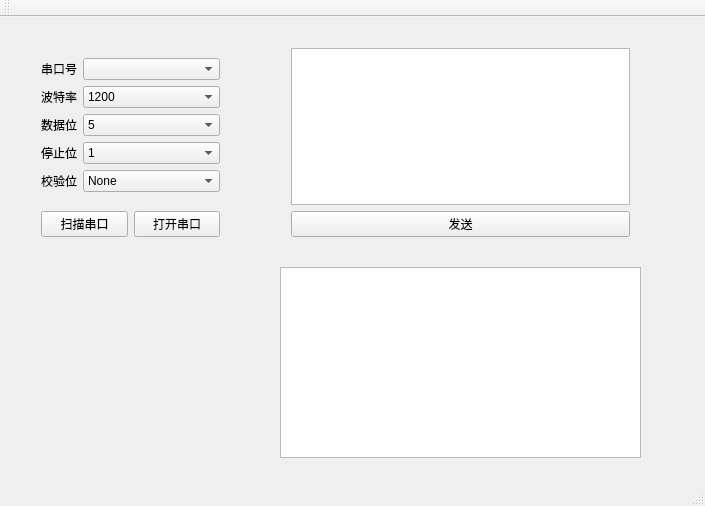
Before: the Qt Designer form mainwindow.ui in Karybdis/serialport, drawn with Qt 5.
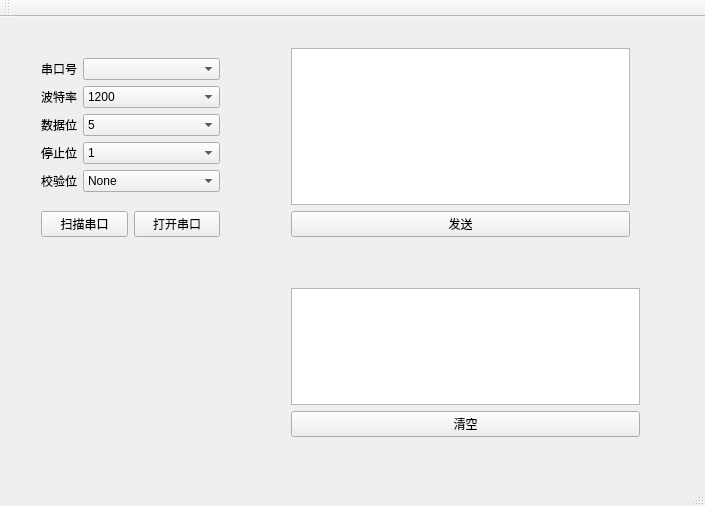
After: the same form once the commit is applied.

```diff
--- a/mainwindow.ui
+++ b/mainwindow.ui
@@ -214,15 +214,27 @@
      </item>
     </layout>
    </widget>
-   <widget class="QTextBrowser" name="textBrowser">
+   <widget class="QWidget" name="verticalLayoutWidget_2">
     <property name="geometry">
      <rect>
       <x>280</x>
-      <y>250</y>
-      <width>361</width>
-      <height>191</height>
+      <y>260</y>
+      <width>371</width>
+      <height>171</height>
      </rect>
     </property>
+    <layout class="QVBoxLayout" name="verticalLayout_2">
+     <item>
+      <widget class="QTextBrowser" name="textBrowser"/>
+     </item>
+     <item>
+      <widget class="QPushButton" name="Button_clean">
+       <property name="text">
+        <string>清空</string>
+       </property>
+      </widget>
+     </item>
+    </layout>
    </widget>
   </widget>
   <widget class="QMenuBar" name="menuBar">
```
